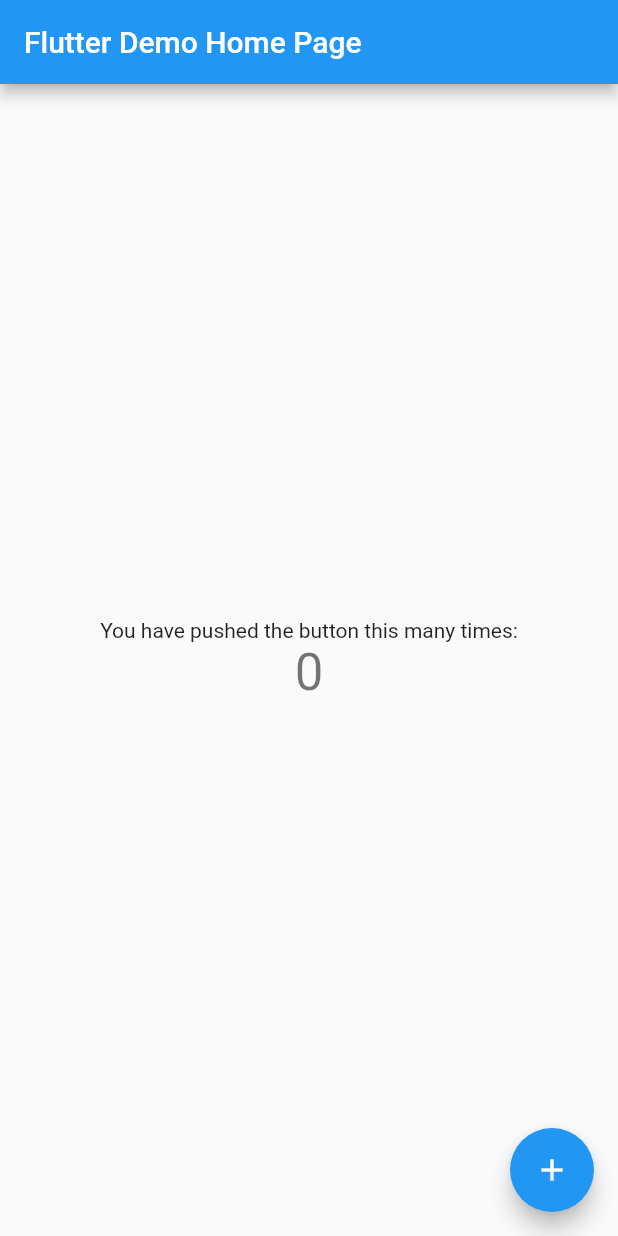
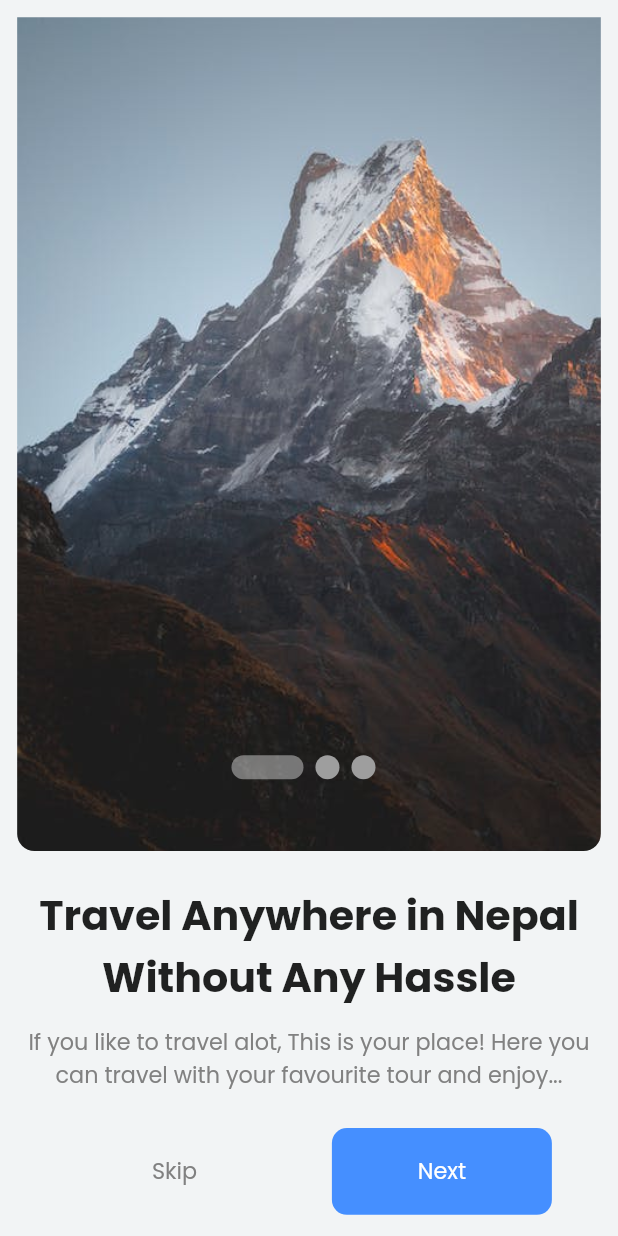
Before and after one commit to shreeshantuchi/yatra, a Flutter app: the screen it shows after launch, on a phone screen of 412 x 824 dp. Run offline on Flutter 3.47's test engine with Material 2 defaults, Android fonts, the phone set to English and light mode, and no system bars; drawn by our look-alikes of carousel_slider, smooth_page_indicator; our stand-ins replace animated_text_kit, flutter_screenutil, google_fonts.

Commit message:
Login and  landing page ui

```diff
--- a/lib/main.dart
+++ b/lib/main.dart
@@ -1,4 +1,12 @@
 import 'package:flutter/material.dart';
+import 'package:flutter_screenutil/flutter_screenutil.dart';
+import 'package:yatra/screens/home_screen/home_screen.dart';
+import 'package:yatra/screens/landing_screen/landing_screen.dart';
+import 'package:yatra/screens/login_screen/login_screen.dart';
+import 'package:yatra/screens/splash_screen/splash_screen.dart';
+import 'package:yatra/utils/colors.dart';
+import 'package:yatra/utils/routes.dart';
+import 'package:yatra/utils/style.dart';
 
 void main() {
   runApp(const MyApp());
@@ -10,106 +18,35 @@
   // This widget is the root of your application.
   @override
   Widget build(BuildContext context) {
-    return MaterialApp(
-      title: 'Flutter Demo',
-      theme: ThemeData(
-        // This is the theme of your application.
-        //
-        // Try running your application with "flutter run". You'll see the
-        // application has a blue toolbar. Then, without quitting the app, try
-        // changing the primarySwatch below to Colors.green and then invoke
-        // "hot reload" (press "r" in the console where you ran "flutter run",
-        // or simply save your changes to "hot reload" in a Flutter IDE).
-        // Notice that the counter didn't reset back to zero; the application
-        // is not restarted.
-        primarySwatch: Colors.blue,
-      ),
-      home: const MyHomePage(title: 'Flutter Demo Home Page'),
-    );
+    return ScreenUtilInit(
+        designSize: const Size(360, 690),
+        minTextAdapt: true,
+        splitScreenMode: true,
+        builder: (context, child) {
+          return MaterialApp(
+            debugShowCheckedModeBanner: false,
+            title: 'Yatra',
+            theme: ThemeData(
+                scaffoldBackgroundColor: MyColor.backgroundColor,
+                appBarTheme: AppBarTheme(
+                    backgroundColor: MyColor.backgroundColor,
+                    elevation: 0,
+                    iconTheme: IconThemeData(color: MyColor.greyColor)),
+                textTheme: Styles.data,
+                backgroundColor: MyColor.backgroundColor),
+            themeMode: ThemeMode.light,
+            darkTheme: ThemeData(
+              primarySwatch: Colors.blue,
+              brightness: Brightness.dark,
+            ),
+            initialRoute: "/",
+            routes: {
+              MyRoutes.splashScreenRoute: (context) => const SplashScreen(),
+              MyRoutes.landRoute: ((context) => const LandingScreen()),
+              MyRoutes.loginRoute: (context) => const LoginScreen(),
+              MyRoutes.homeRoute: ((context) => const HomeScreen())
+            },
+          );
+        });
   }
 }
-
-class MyHomePage extends StatefulWidget {
-  const MyHomePage({super.key, required this.title});
-
-  // This widget is the home page of your application. It is stateful, meaning
-  // that it has a State object (defined below) that contains fields that affect
-  // how it looks.
-
-  // This class is the configuration for the state. It holds the values (in this
-  // case the title) provided by the parent (in this case the App widget) and
-  // used by the build method of the State. Fields in a Widget subclass are
-  // always marked "final".
-
-  final String title;
-
-  @override
-  State<MyHomePage> createState() => _MyHomePageState();
-}
-
-class _MyHomePageState extends State<MyHomePage> {
-  int _counter = 0;
-
-  void _incrementCounter() {
-    setState(() {
-      // This call to setState tells the Flutter framework that something has
-      // changed in this State, which causes it to rerun the build method below
-      // so that the display can reflect the updated values. If we changed
-      // _counter without calling setState(), then the build method would not be
-      // called again, and so nothing would appear to happen.
-      _counter++;
-    });
-  }
-
-  @override
-  Widget build(BuildContext context) {
-    // This method is rerun every time setState is called, for instance as done
-    // by the _incrementCounter method above.
-    //
-    // The Flutter framework has been optimized to make rerunning build methods
-    // fast, so that you can just rebuild anything that needs updating rather
-    // than having to individually change instances of widgets.
-    return Scaffold(
-      appBar: AppBar(
-        // Here we take the value from the MyHomePage object that was created by
-        // the App.build method, and use it to set our appbar title.
-        title: Text(widget.title),
-      ),
-      body: Center(
-        // Center is a layout widget. It takes a single child and positions it
-        // in the middle of the parent.
-        child: Column(
-          // Column is also a layout widget. It takes a list of children and
-          // arranges them vertically. By default, it sizes itself to fit its
-          // children horizontally, and tries to be as tall as its parent.
-          //
-          // Invoke "debug painting" (press "p" in the console, choose the
-          // "Toggle Debug Paint" action from the Flutter Inspector in Android
-          // Studio, or the "Toggle Debug Paint" command in Visual Studio Code)
-          // to see the wireframe for each widget.
-          //
-          // Column has various properties to control how it sizes itself and
-          // how it positions its children. Here we use mainAxisAlignment to
-          // center the children vertically; the main axis here is the vertical
-          // axis because Columns are vertical (the cross axis would be
-          // horizontal).
-          mainAxisAlignment: MainAxisAlignment.center,
-          children: <Widget>[
-            const Text(
-              'You have pushed the button this many times:',
-            ),
-            Text(
-              '$_counter',
-              style: Theme.of(context).textTheme.headline4,
-            ),
-          ],
-        ),
-      ),
-      floatingActionButton: FloatingActionButton(
-        onPressed: _incrementCounter,
-        tooltip: 'Increment',
-        child: const Icon(Icons.add),
-      ), // This trailing comma makes auto-formatting nicer for build methods.
-    );
-  }
-}
--- /dev/null
+++ b/lib/screens/landing_screen/landing_screen.dart
@@ -0,0 +1,72 @@
+import 'package:flutter/material.dart';
+import 'package:flutter_screenutil/flutter_screenutil.dart';
+import 'package:yatra/screens/landing_screen/widgets/card.dart';
+import 'package:yatra/utils/colors.dart';
+import 'package:yatra/utils/routes.dart';
+import 'package:yatra/widget/custom-button/custom_button.dart';
+
+class LandingScreen extends StatelessWidget {
+  const LandingScreen({super.key});
+
+  @override
+  Widget build(BuildContext context) {
+    print('hello');
+    const List<String> imagePaths = [
+      "assets/1.jpeg",
+      "assets/2.jpeg",
+      "assets/3.jpeg"
+    ];
+    return Scaffold(
+      backgroundColor: MyColor.backgroundColor,
+      body: SingleChildScrollView(
+        child: Column(
+          children: [
+            const LandingCarousel(imagePaths: imagePaths),
+            Padding(
+              padding: EdgeInsets.all(10.sp),
+              child: Column(
+                children: [
+                  Text(
+                    "Travel Anywhere in Nepal Without Any Hassle",
+                    style: Theme.of(context).textTheme.bodyText1,
+                    textAlign: TextAlign.center,
+                  ),
+                  SizedBox(
+                    height: 10.h,
+                  ),
+                  Text(
+                    "If you like to travel alot, This is your place! Here you can travel with your favourite tour and enjoy...",
+                    style: Theme.of(context).textTheme.bodyText2,
+                    textAlign: TextAlign.center,
+                  ),
+                  SizedBox(
+                    height: 20.h,
+                  ),
+                  Row(
+                    mainAxisAlignment: MainAxisAlignment.spaceEvenly,
+                    children: [
+                      CustomButton(
+                        text: "Skip",
+                        onTap: () {},
+                        radius: 10,
+                        color: Colors.transparent,
+                        textColor: MyColor.greyColor,
+                      ),
+                      CustomButton(
+                        text: "Next",
+                        onTap: () {
+                          Navigator.pushNamed(context, MyRoutes.loginRoute);
+                        },
+                        radius: 10,
+                      )
+                    ],
+                  )
+                ],
+              ),
+            )
+          ],
+        ),
+      ),
+    );
+  }
+}
--- /dev/null
+++ b/lib/screens/landing_screen/widgets/card.dart
@@ -0,0 +1,72 @@
+import 'package:carousel_slider/carousel_slider.dart';
+import 'package:flutter/material.dart';
+import 'package:flutter_screenutil/flutter_screenutil.dart';
+import 'package:smooth_page_indicator/smooth_page_indicator.dart';
+
+class LandingCarousel extends StatefulWidget {
+  final List imagePaths;
+  const LandingCarousel({super.key, required this.imagePaths});
+
+  @override
+  State<LandingCarousel> createState() => _LandingCarouselState();
+}
+
+class _LandingCarouselState extends State<LandingCarousel> {
+  int activeIndex = 0;
+  @override
+  Widget build(BuildContext context) {
+    return Padding(
+      padding: EdgeInsets.all(10.sp),
+      child: Stack(children: [
+        CarouselSlider.builder(
+            options: CarouselOptions(
+                autoPlay: true,
+                autoPlayAnimationDuration: const Duration(seconds: 2),
+                enlargeCenterPage: true,
+                viewportFraction: 1,
+                aspectRatio: 0.7,
+                initialPage: 1,
+                onPageChanged: (index, reason) => setState(
+                      (() => activeIndex = index),
+                    )),
+            itemCount: widget.imagePaths.length,
+            itemBuilder:
+                (BuildContext context, int itemIndex, int pageViewIndex) {
+              return Cards(
+                imagePath: widget.imagePaths[itemIndex],
+              );
+            }),
+        Positioned(
+          left: MediaQuery.of(context).size.width.w / 3.3,
+          top: MediaQuery.of(context).size.height.h / 2,
+          child: AnimatedSmoothIndicator(
+            activeIndex: activeIndex,
+            count: 3,
+            effect: ExpandingDotsEffect(
+                activeDotColor: Colors.white.withOpacity(0.4)),
+          ),
+        ),
+      ]),
+    );
+  }
+}
+
+class Cards extends StatelessWidget {
+  const Cards({super.key, required this.imagePath});
+  final String imagePath;
+  @override
+  Widget build(BuildContext context) {
+    return ClipRRect(
+      borderRadius: BorderRadius.only(
+        bottomLeft: Radius.circular(10.sp),
+        bottomRight: Radius.circular(10.sp),
+      ),
+      child: Image.asset(
+        imagePath,
+        height: MediaQuery.of(context).size.height,
+        width: MediaQuery.of(context).size.width,
+        fit: BoxFit.cover,
+      ),
+    );
+  }
+}
--- /dev/null
+++ b/lib/utils/colors.dart
@@ -0,0 +1,8 @@
+import 'package:flutter/animation.dart';
+import 'package:flutter/material.dart';
+
+class MyColor {
+  static const Color primaryColor = Color(0xff458fff);
+  static const Color greyColor = Color(0xff818181);
+  static const Color backgroundColor = Color(0xfff2f4f5);
+}
--- /dev/null
+++ b/lib/utils/routes.dart
@@ -0,0 +1,7 @@
+class MyRoutes {
+  static String splashScreenRoute = '/';
+  static String loginRoute = '/login';
+  static String homeRoute = '/home';
+  static String registerAccountRoute = '/registerAccount';
+  static String landRoute = '/land';
+}
--- /dev/null
+++ b/lib/utils/style.dart
@@ -0,0 +1,17 @@
+import 'package:flutter/material.dart';
+import 'package:flutter_screenutil/flutter_screenutil.dart';
+import 'package:google_fonts/google_fonts.dart';
+import 'package:yatra/utils/colors.dart';
+
+class Styles {
+  static TextTheme data = TextTheme(
+    headline1: GoogleFonts.poppins(
+        fontSize: 40.0,
+        fontWeight: FontWeight.bold,
+        color: Colors.black.withOpacity(0.8)),
+    bodyText1:
+        GoogleFonts.poppins(fontSize: 24.sp, fontWeight: FontWeight.bold),
+    headline6: const TextStyle(fontSize: 36.0, fontStyle: FontStyle.italic),
+    bodyText2: GoogleFonts.poppins(fontSize: 13.sp, color: MyColor.greyColor),
+  );
+}
--- /dev/null
+++ b/lib/widget/custom-button/custom_button.dart
@@ -0,0 +1,44 @@
+import 'package:flutter/material.dart';
+import 'package:flutter_screenutil/flutter_screenutil.dart';
+
+import 'package:yatra/utils/colors.dart';
+
+class CustomButton extends StatelessWidget {
+  final String? text;
+  final Color color;
+  final Color textColor;
+  final VoidCallback onTap;
+  final double radius;
+
+  const CustomButton({
+    super.key,
+    this.color = MyColor.primaryColor,
+    required this.text,
+    required this.onTap,
+    this.radius = 4,
+    this.textColor = Colors.white,
+  });
+
+  @override
+  Widget build(BuildContext context) {
+    return GestureDetector(
+      onTap: onTap,
+      child: Container(
+        decoration: BoxDecoration(
+            borderRadius: BorderRadius.circular(radius), color: color),
+        child: Padding(
+          padding: EdgeInsets.symmetric(vertical: 15.h, horizontal: 50.w),
+          child: Center(
+            child: Text(
+              "$text",
+              style: Theme.of(context)
+                  .textTheme
+                  .bodyText2!
+                  .copyWith(color: textColor),
+            ),
+          ),
+        ),
+      ),
+    );
+  }
+}
```
Also changed, not shown: lib/screens/home_screen/home_screen.dart (added, +20 -0 lines), lib/screens/login_screen/login_screen.dart (+43 -6 lines), lib/screens/splash_screen/splash_screen.dart (added, +43 -0 lines), lib/widget/custom_form.dart/cusstom_form.dart (added, +36 -0 lines), pubspec.yaml (+16 -7 lines), assets/1.jpeg (added), assets/2.jpeg (added), assets/3.jpeg (added), assets/login.png (added), pubspec.lock, 1 other file.
